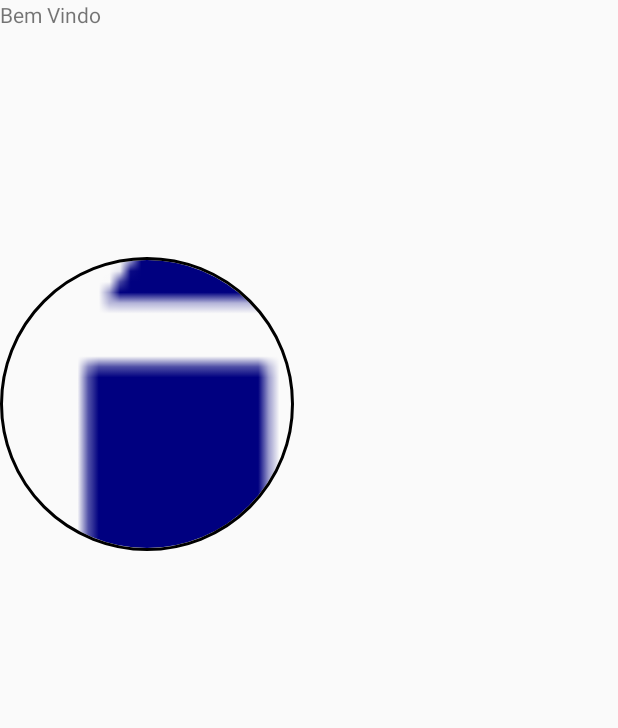
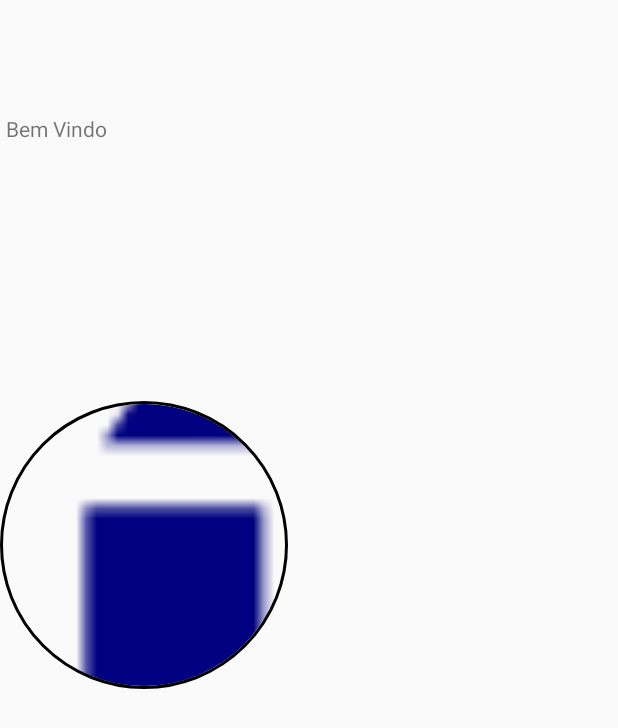
Before and after one commit to brunojamelli/GitfootJogador, an Android app: the layout fragment_inicio.xml on its own in the app's theme, with its tools: preview values and no code run, on a phone screen of 412 x 824 dp. Shown: the top 728 px of the screen. Run offline under Robolectric (Android 15) with nearby library versions, the phone set to English and light mode, and no system bars.

```diff
--- a/app/src/main/java/com/example/jamelli/gitfootjogador/recycler/JogadorAdapter.java
+++ b/app/src/main/java/com/example/jamelli/gitfootjogador/recycler/JogadorAdapter.java
@@ -42,9 +42,9 @@ public class JogadorAdapter extends RecyclerView.Adapter{
         jholder.emailTextView.setText(jchoise.getEmail());
         jholder.nomeTextView.setText(jchoise.getNome());
         jholder.posicaoTextView.setText(jchoise.getPosicao());
-        if(jchoise.getPe_melhor().equals("direito")){
+        if(jchoise.getPe_melhor().toLowerCase().equals("direito")){
             jholder.peTextView.setText("destro");
-        }else if(jchoise.getPe_melhor().equals("esquerdo")){
+        }else if(jchoise.getPe_melhor().toLowerCase().equals("esquerdo")){
             jholder.peTextView.setText("canhoto");
         }else{
             jholder.peTextView.setText("ambidestro");
--- a/app/src/main/java/com/example/jamelli/gitfootjogador/recycler/JogadorViewHolder.java
+++ b/app/src/main/java/com/example/jamelli/gitfootjogador/recycler/JogadorViewHolder.java
@@ -7,8 +7,11 @@ import android.widget.TextView;
 
 import com.example.jamelli.gitfootjogador.R;
 
+import de.hdodenhof.circleimageview.CircleImageView;
+
 public class JogadorViewHolder extends RecyclerView.ViewHolder{
-    final ImageView photoImageView;
+    //final ImageView photoImageView;
+    final CircleImageView photoImageView;
     final TextView emailTextView;
     final TextView nomeTextView;
     final TextView peTextView;
--- a/app/src/main/res/layout/fragment_inicio.xml
+++ b/app/src/main/res/layout/fragment_inicio.xml
@@ -12,18 +12,21 @@
         android:id="@+id/tv_bv"
         android:layout_width="wrap_content"
         android:layout_height="wrap_content"
-        android:layout_marginBottom="23dp"
+        android:layout_marginStart="4dp"
+        android:layout_marginTop="76dp"
+        android:layout_marginBottom="35dp"
         android:layout_weight="0.5"
+        android:paddingBottom="10dp"
         android:text="@string/bem_vindo"
         app:layout_constraintBottom_toTopOf="@+id/profile_image"
         app:layout_constraintStart_toStartOf="parent"
         app:layout_constraintTop_toTopOf="parent" />
 
-    <de.hdodenhof.circleimageview.CircleImageView xmlns:app="http://schemas.android.com/apk/res-auto"
+    <de.hdodenhof.circleimageview.CircleImageView
         android:id="@+id/profile_image"
-        android:layout_width="196dp"
+        android:layout_width="192dp"
         android:layout_height="0dp"
-        android:layout_marginBottom="328dp"
+        android:layout_marginBottom="238dp"
         android:layout_weight="0.5"
         android:src="@drawable/tads"
         app:civ_border_color="#FF000000"
```
Also changed, not shown: app/src/main/res/layout/card_jogador.xml (+11 -0 lines), app/src/main/res/layout/fragment_mostrar.xml (+7 -9 lines).
